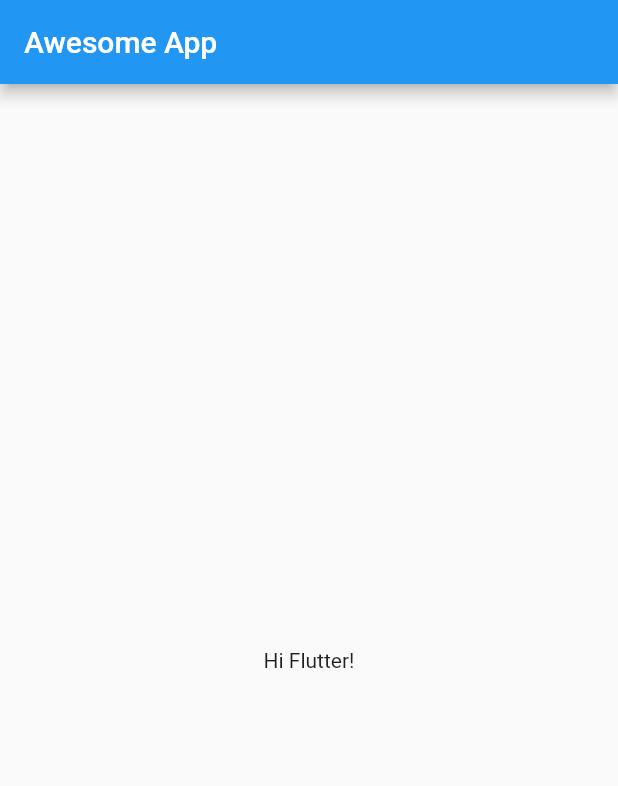
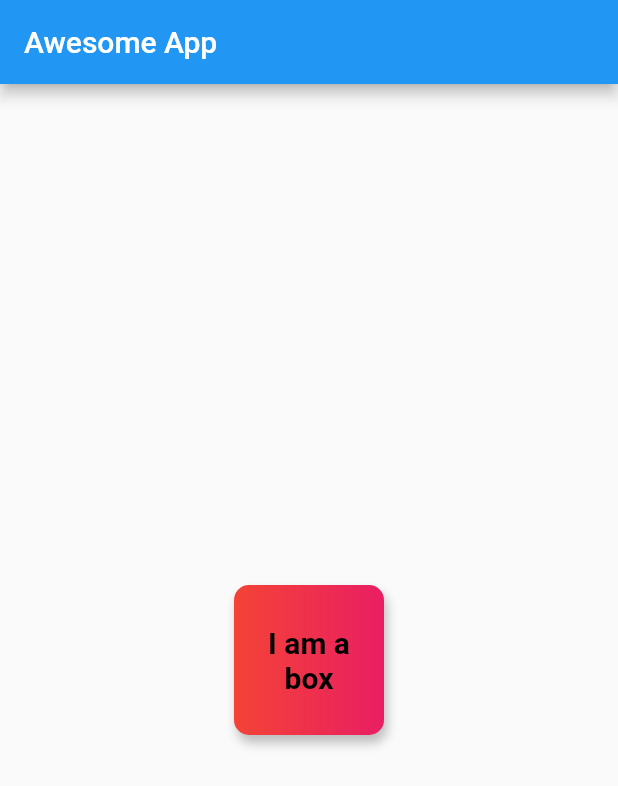
Before and after one commit to jishanaik/awesomeapp, a Flutter app: the screen it shows after launch, on a phone screen of 412 x 824 dp. Shown: the top 786 px of the screen. Run offline on Flutter 3.47's test engine with Material 2 defaults, Android fonts, the light colour scheme and no system bars.

Commit message:
ch2 completed

```diff
--- a/lib/main.dart
+++ b/lib/main.dart
@@ -15,8 +15,36 @@ class HomePage extends StatelessWidget {
       appBar: AppBar(
         title: Text("Awesome App"),
       ),
-      body: Container(
-        child: Center(child: Text("Hi Flutter!")),
+      body: Center(
+        child: Container(
+          padding: const EdgeInsets.all(8),
+          alignment: Alignment.center,
+          width: 100,
+          height: 100,
+          decoration: BoxDecoration(
+            shape: BoxShape.rectangle,
+            borderRadius: BorderRadius.circular(10),
+            boxShadow: [BoxShadow(
+              color: Colors.grey.shade400,
+              blurRadius: 5,
+              offset: Offset(2.0,5.0))
+            ],
+            color: Colors.teal,
+          gradient: LinearGradient(colors: [
+            Colors.red,
+            Colors.pink,
+          ]),
+          ),
+          child: Text(
+            "I am a box",
+            textAlign: TextAlign.center,
+            style: TextStyle(
+              color: Colors.black,
+              fontWeight: FontWeight.bold,
+              fontSize: 20
+            ),
+            ),
+        ),
       )
     );
   }
```
